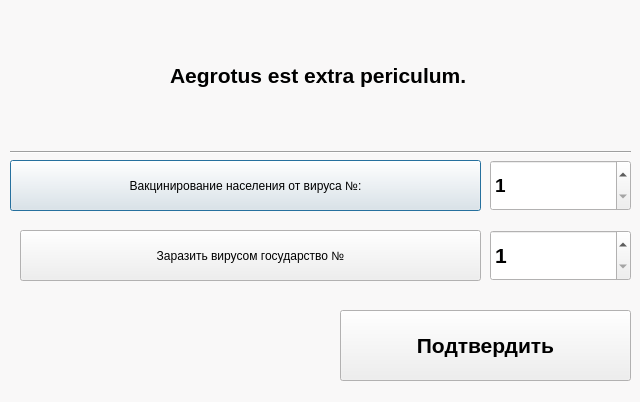
Before: the Qt Designer form ministrys/minhel.ui in vladyan18/MagaGame, drawn with Qt 5.
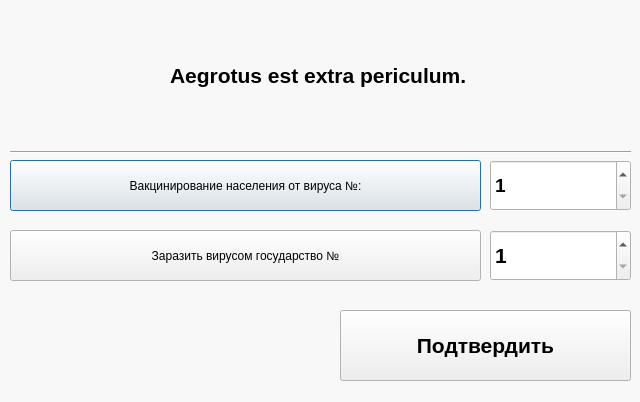
After: the same form once the commit is applied. Icons and pictures are not drawn.

Patch:
```diff
--- a/ministrys/minhel.ui
+++ b/ministrys/minhel.ui
@@ -181,9 +181,9 @@
   <widget class="QPushButton" name="infectButton">
    <property name="geometry">
     <rect>
-     <x>20</x>
+     <x>10</x>
      <y>230</y>
-     <width>461</width>
+     <width>471</width>
      <height>51</height>
     </rect>
    </property>
```
Left out of the diff: 6 changed lines with no effect on the pictures.
